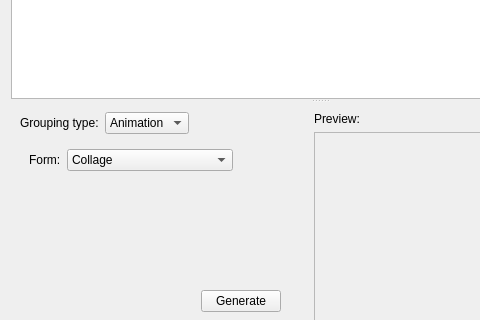
This is src/gui/desktop/ui/photos_grouping_dialog.ui in Kicer86/photobroom as Qt 5 draws it before an edit; both pictures show x 0 to 480 and y 111 to 431 of the 640 by 560 pixel window. The edited form follows.
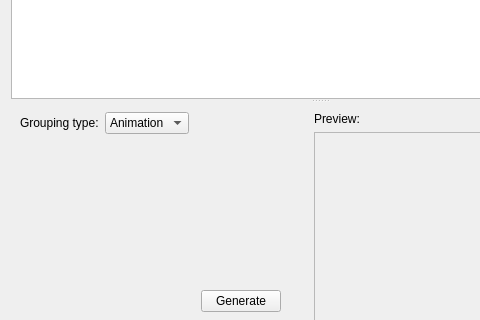
This is the edited form. The open tabs and pages were chosen to show the change.

Commit message: Collage is just a collage now

Diff of the .ui file:
```diff
--- a/src/gui/desktop/ui/photos_grouping_dialog.ui
+++ b/src/gui/desktop/ui/photos_grouping_dialog.ui
@@ -225,29 +225,7 @@
             </widget>
             <widget class="QWidget" name="hdrOptions"/>
             <widget class="QWidget" name="genericOptions">
-             <layout class="QFormLayout" name="formLayout">
-              <item row="0" column="1">
-               <widget class="QComboBox" name="genericForm">
-                <item>
-                 <property name="text">
-                  <string>Collage</string>
-                 </property>
-                </item>
-                <item>
-                 <property name="text">
-                  <string>One of</string>
-                 </property>
-                </item>
-               </widget>
-              </item>
-              <item row="0" column="0">
-               <widget class="QLabel" name="label_2">
-                <property name="text">
-                 <string>Form:</string>
-                </property>
-               </widget>
-              </item>
-             </layout>
+             <layout class="QFormLayout" name="formLayout"/>
             </widget>
            </widget>
           </item>
```
The commit also changes 6 other files.
